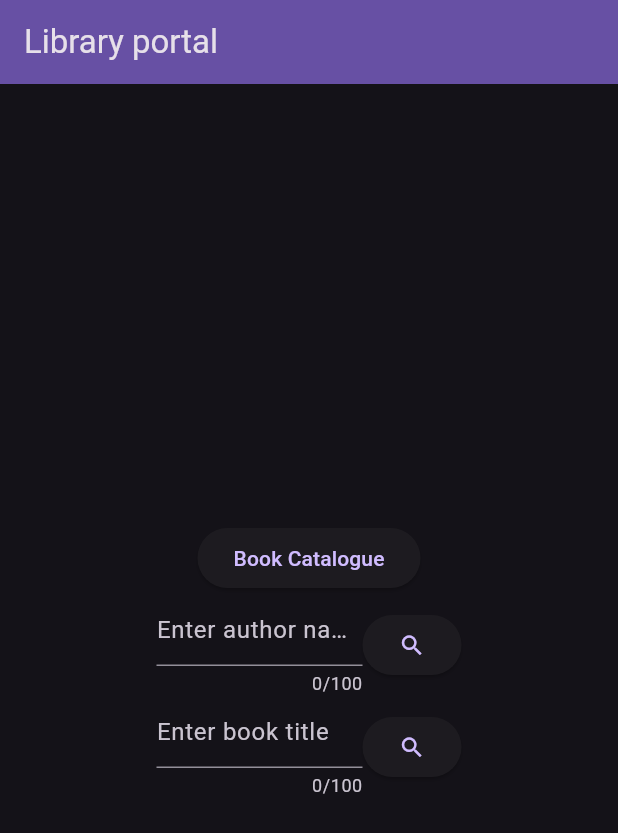
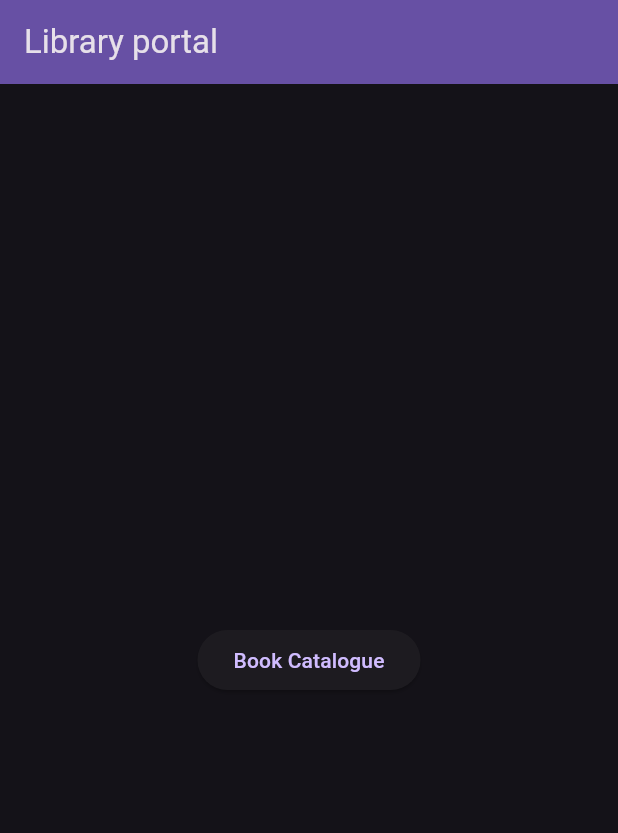
Before and after one commit to EthanBooth2/library_portal_app, a Flutter app: the screen it shows after launch, on a phone screen of 412 x 824 dp. Shown: the top 833 px of the screen. Run offline on Flutter 3.47's test engine with Material 2 defaults, Android fonts, the phone set to English and light mode, and no system bars.

Commit message:
Most things working, just needs favourite option

```diff
--- a/lib/main.dart
+++ b/lib/main.dart
@@ -1,6 +1,5 @@
 import 'package:flutter/material.dart';
 import 'bookCatalogue.dart';
-import 'book.dart';
 
 void main() {
   runApp(const MyApp());
@@ -33,28 +32,6 @@ class MyHomePage extends StatefulWidget {
 }
 
 class _MyHomePageState extends State<MyHomePage> {
-  final _authorController = TextEditingController();
-  final _titleController = TextEditingController();
-
-  @override
-  void dispose() {
-    _authorController.dispose();
-    _titleController.dispose();
-    super.dispose();
-  }
-
-
-  int _counter = 0;
-  void _incrementCounter() {
-    setState(() {
-      // This call to setState tells the Flutter framework that something has
-      // changed in this State, which causes it to rerun the build method below
-      // so that the display can reflect the updated values. If we changed
-      // _counter without calling setState(), then the build method would not be
-      // called again, and so nothing would appear to happen.
-      _counter++;
-    });
-  }
 
   void loadList() {
     Navigator.push(
@@ -89,75 +66,11 @@ class _MyHomePageState extends State<MyHomePage> {
                 height: 50, // Set the desired height
                 child: ElevatedButton(
                   onPressed: loadList,
-                  child: Text('Book Catalogue'),
+                  child: const Text('Book Catalogue'),
                 ),
               ),
             ),
-            Row(
-               mainAxisAlignment: MainAxisAlignment.center,
-                crossAxisAlignment: CrossAxisAlignment.center,
-              children: <Widget>[
-                Flexible(
-                  flex: 1,
-                  child: TextField(
-                    controller: _authorController,
-                    maxLength: 100,
-                    decoration: const InputDecoration(
-                      hintText: 'Enter author name'
-                    ),
-                  ),
-                ),
-                Flexible(
-                  flex: 2,
-                  child: Tooltip(
-                    message: "Search",
-                    child: ButtonTheme(
-                      minWidth: 200,
-                      height: 50,
-                      child: ElevatedButton(
-                        onPressed: () {
-                          print(_authorController.text);
-                        },
-                        child: Icon(Icons.search),
-                      ),
-                    ),
-                  ),
-                ),
-              ],
-            ),
 
-            Row(
-              mainAxisAlignment: MainAxisAlignment.center,
-              crossAxisAlignment: CrossAxisAlignment.center,
-              children: <Widget>[
-                Flexible(
-                  flex: 1,
-                  child: TextField(
-                    controller: _titleController,
-                    maxLength: 100,
-                    decoration: const InputDecoration(
-                      hintText: 'Enter book title'
-                    ),
-                  ),
-                ),
-                Flexible(
-                  flex: 2,
-                  child: Tooltip(
-                    message: "Search",
-                    child: ButtonTheme(
-                      minWidth: 200,
-                      height: 50,
-                      child: ElevatedButton(
-                        onPressed: () {
-                          print(_titleController.text);
-                        },
-                        child: Icon(Icons.search),
-                      ),
-                    ),
-                  ),
-                ),
-              ],
-            )
           ],
         ),
       ),
```
Also changed, not shown: lib/BookSelection.dart (added, +44 -0 lines), lib/bookCatalogue.dart (+17 -44 lines), lib/catalogueSearch.dart (added, +135 -0 lines).
